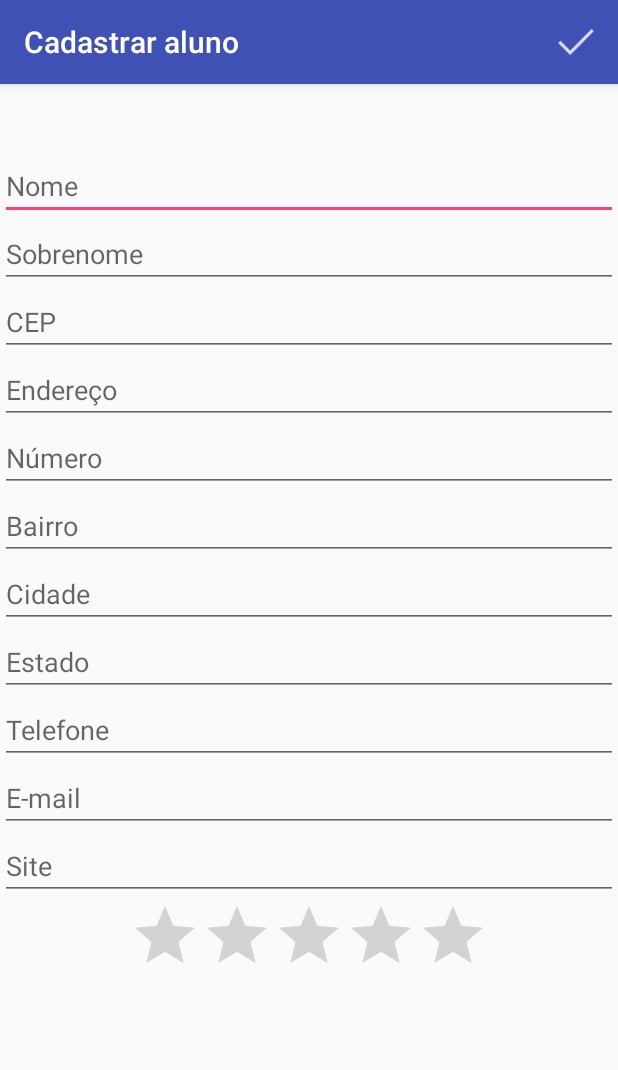
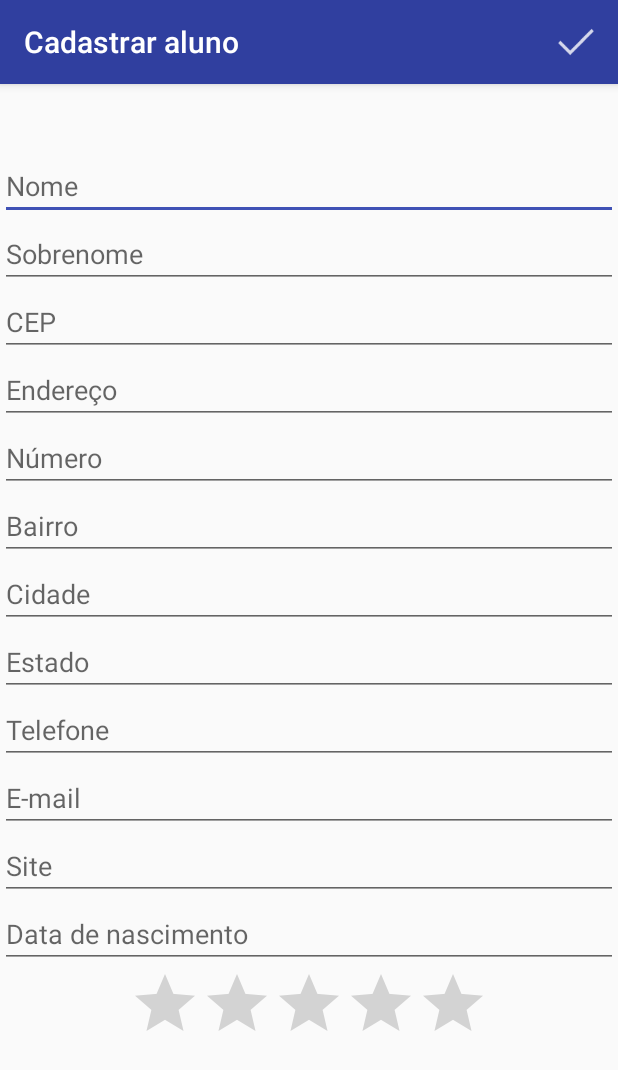
Before and after one commit to professorgilmagro/agenda, an Android app: the screen it shows after launch (FormularioActivity), after a tap on an icon or button, on a phone screen of 412 x 824 dp. Shown: the top 1070 px of the screen. Run offline under Robolectric (Android 15) with nearby library versions, the phone set to English and light mode, and no system bars.

Commit message:
Alteracao de styles

```diff
--- a/app/src/main/java/br/com/codespace/agenda/FormularioActivity.java
+++ b/app/src/main/java/br/com/codespace/agenda/FormularioActivity.java
@@ -1,5 +1,8 @@
 package br.com.codespace.agenda;
 
+import android.app.DatePickerDialog;
+import android.icu.text.SimpleDateFormat;
+import android.icu.util.Calendar;
 import android.os.Bundle;
 import android.support.v7.app.AppCompatActivity;
 import android.support.v7.widget.Toolbar;
@@ -8,12 +11,15 @@ import android.view.Menu;
 import android.view.MenuInflater;
 import android.view.MenuItem;
 import android.view.View;
+import android.widget.DatePicker;
 import android.widget.TextView;
 import android.widget.Toast;
 
 import br.com.codespace.agenda.dao.StudentDAO;
 import br.com.codespace.agenda.dao.helpers.FormHelper;
 import br.com.codespace.agenda.model.Student;
+
+import java.util.Locale;
 
 public class FormularioActivity extends AppCompatActivity {
 
@@ -27,7 +33,7 @@ public class FormularioActivity extends AppCompatActivity {
         String action = getIntent().getStringExtra("EXTRA_ACTION");
         String title = "Cadastrar aluno";
         if (action.equals(ListaAlunos.EXTRA_ACTION_EDIT)){
-            Student student = (Student) getIntent().getSerializableExtra("EXTRA_ITEM");
+            Student student = (Student) getIntent().getParcelableExtra("EXTRA_ITEM");
             title = String.format("Editar aluno %s", student.getFullName());
             FormHelper helper = new FormHelper(this);
             helper.fillFields(student);
@@ -82,4 +88,11 @@ public class FormularioActivity extends AppCompatActivity {
            }
        });
     }
+
+    private void addCustomDateEvent()
+    {
+
+    }
+
+
 }
--- a/app/src/main/res/layout/content_formulario.xml
+++ b/app/src/main/res/layout/content_formulario.xml
@@ -97,6 +97,13 @@
         android:inputType="textUri"
         android:hint="@string/website"/>
 
+    <EditText
+        android:id="@+id/birth_date"
+        android:inputType="date"
+        android:layout_width="match_parent"
+        android:layout_height="wrap_content"
+        android:hint="@string/birth_date"/>
+
     <RatingBar
         android:id="@+id/rtbRanking"
         android:layout_width="wrap_content"
--- a/app/src/main/res/values/strings.xml
+++ b/app/src/main/res/values/strings.xml
@@ -19,4 +19,5 @@
     <string name="save">Salvar</string>
     <string name="search">Buscar</string>
     <string name="ok">Ok</string>
+    <string name="birth_date">Data de nascimento</string>
 </resources>
--- a/app/src/main/res/values/styles.xml
+++ b/app/src/main/res/values/styles.xml
@@ -3,9 +3,9 @@
     <!-- Base application theme. -->
     <style name="AppTheme" parent="Theme.AppCompat.Light.DarkActionBar">
         <!-- Customize your theme here. -->
-        <item name="colorPrimary">@color/colorPrimary</item>
-        <item name="colorPrimaryDark">@color/colorPrimaryDark</item>
-        <item name="colorAccent">@color/colorAccent</item>
+        <item name="colorPrimary">@color/colorPrimaryDark</item>
+        <item name="colorPrimaryDark">@color/colorDark</item>
+        <item name="colorAccent">@color/colorPrimary</item>
     </style>
 
     <style name="AppTheme.NoActionBar">
```
Also changed, not shown: app/src/main/java/br/com/codespace/agenda/model/Student.java (+73 -1 lines).
